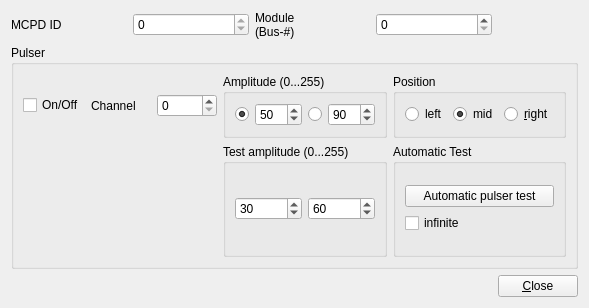
Before: the Qt Designer form qmesydaq/mpsdpulser.ui in flueke/qmesydaq, drawn with Qt 5.
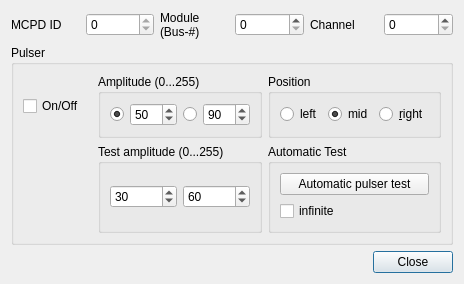
After: the same form once the commit is applied. Custom widgets are drawn as their Qt base class.

Commit message: QMESYDAQ: Rearrange the input of the slot

```diff
--- a/qmesydaq/mpsdpulser.ui
+++ b/qmesydaq/mpsdpulser.ui
@@ -6,8 +6,8 @@
    <rect>
     <x>0</x>
     <y>0</y>
-    <width>589</width>
-    <height>308</height>
+    <width>464</width>
+    <height>257</height>
    </rect>
   </property>
   <property name="windowTitle">
@@ -54,9 +54,29 @@
        </property>
       </widget>
      </item>
+     <item>
+      <widget class="QLabel" name="textLabel1_4_2_3_4">
+       <property name="text">
+        <string>Channel</string>
+       </property>
+       <property name="wordWrap">
+        <bool>false</bool>
+       </property>
+      </widget>
+     </item>
+     <item>
+      <widget class="QSpinBox" name="pulsChan">
+       <property name="toolTip">
+        <string>pulser channel</string>
+       </property>
+       <property name="maximum">
+        <number>7</number>
+       </property>
+      </widget>
+     </item>
     </layout>
    </item>
-   <item row="1" column="0" colspan="2">
+   <item row="1" column="0">
     <widget class="QGroupBox" name="pulserGroupBox">
      <property name="title">
       <string>Pulser</string>
@@ -232,26 +252,6 @@
             </property>
            </widget>
           </item>
-          <item>
-           <widget class="QLabel" name="textLabel1_4_2_3_4">
-            <property name="text">
-             <string>Channel</string>
-            </property>
-            <property name="wordWrap">
-             <bool>false</bool>
-            </property>
-           </widget>
-          </item>
-          <item>
-           <widget class="QSpinBox" name="pulsChan">
-            <property name="toolTip">
-             <string>pulser channel</string>
-            </property>
-            <property name="maximum">
-             <number>7</number>
-            </property>
-           </widget>
-          </item>
          </layout>
         </item>
        </layout>
@@ -306,25 +306,12 @@
     </widget>
    </item>
    <item row="2" column="0">
-    <spacer name="horizontalSpacer">
+    <widget class="QDialogButtonBox" name="buttonBox">
      <property name="orientation">
       <enum>Qt::Horizontal</enum>
      </property>
-     <property name="sizeHint" stdset="0">
-      <size>
-       <width>40</width>
-       <height>20</height>
-      </size>
-     </property>
-    </spacer>
-   </item>
-   <item row="2" column="1">
-    <widget class="QPushButton" name="pushButton">
-     <property name="text">
-      <string>&amp;Close</string>
-     </property>
-     <property name="autoDefault">
-      <bool>false</bool>
+     <property name="standardButtons">
+      <set>QDialogButtonBox::Close</set>
      </property>
     </widget>
    </item>
```
Left out of the diff: 126 changed lines with no effect on the pictures.
